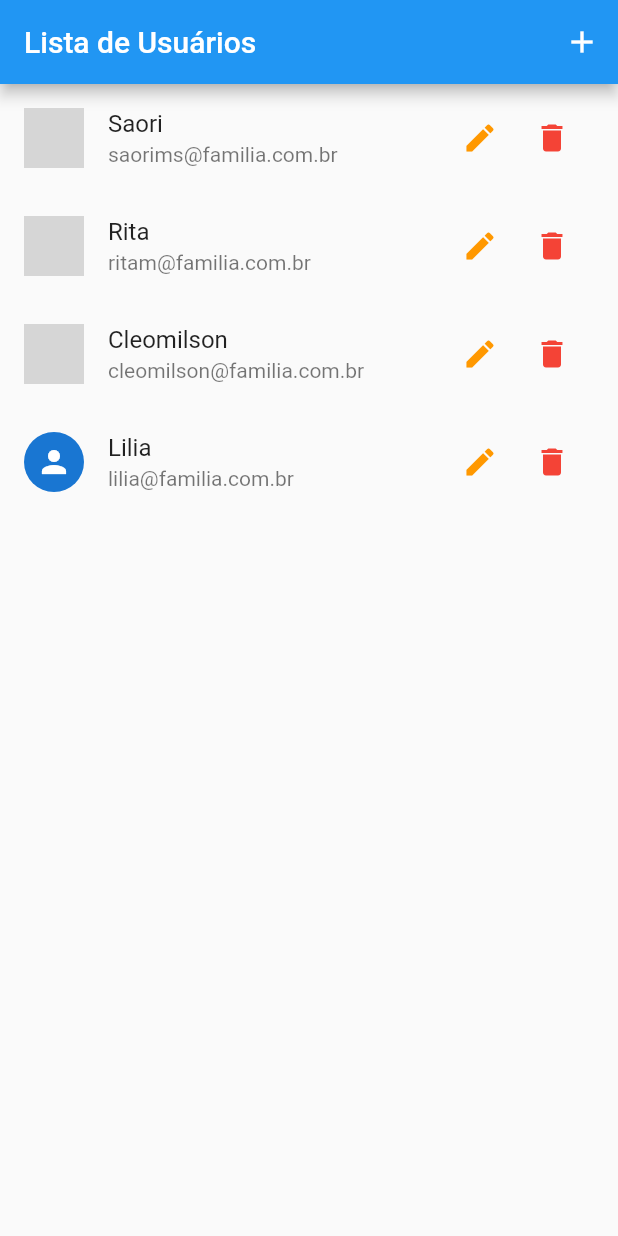
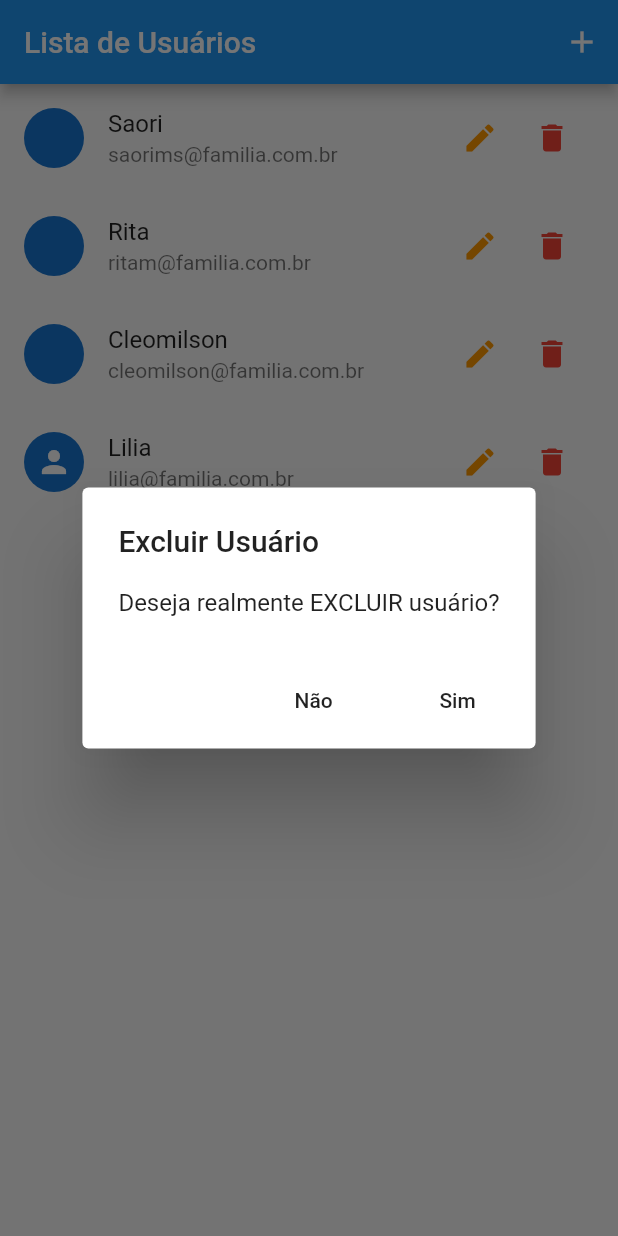
Before and after one commit to CleomilsonSales/Flutter, a Flutter app: the screen it shows after launch, after a tap on the "delete" icon, on a phone screen of 412 x 824 dp. Run offline on Flutter 3.47's test engine with Material 2 defaults, Android fonts, the phone set to English and light mode, and no system bars; network calls fail; grey boxes are pictures that could not be loaded.

Commit message:
fim do desenvolvimento do flutter no curso

```diff
--- a/flutter_crud/lib/components/user_tile.dart
+++ b/flutter_crud/lib/components/user_tile.dart
@@ -1,6 +1,8 @@
 import 'package:flutter/material.dart';
 import 'package:flutter_crud/models/user.dart';
+import 'package:flutter_crud/provider/users.dart';
 import 'package:flutter_crud/routes/app_routes.dart';
+import 'package:provider/provider.dart';
 
 class UserTile extends StatelessWidget {
   final User user;
@@ -33,7 +35,43 @@ class UserTile extends StatelessWidget {
             IconButton(
               icon: Icon(Icons.delete),
               color: Colors.red,
-              onPressed: () {},
+              onPressed: () {
+                showDialog(
+                  context: context,
+                  builder: (ctx) => AlertDialog(
+                    title: Text('Excluir Usuário'),
+                    content: Text('Deseja realmente EXCLUIR usuário?'),
+                    actions: <Widget>[
+                      FlatButton(
+                        child: Text('Não'),
+                        onPressed: () => Navigator.of(context).pop(false),
+                        //no pop posso retornar o que eu quiser
+                        /* forma antiga de chamar o não do popup
+                        onPressed: () {
+                          //pra fechar o popup
+                          Navigator.of(context).pop();
+                        },*/
+                      ),
+                      FlatButton(
+                        child: Text('Sim'),
+                        onPressed: () => Navigator.of(context).pop(true),
+                        /* forma antiga de chamar o remove
+                        onPressed: () {
+                          Provider.of<Users>(context, listen: false)
+                              .remove(user);
+                          Navigator.of(context).pop();
+
+                        },*/
+                      ),
+                    ],
+                  ),
+                  // then nesse caso e outra forma de pegar a resposta do popup
+                ).then((confimed) {
+                  if (confimed) {
+                    Provider.of<Users>(context, listen: false).remove(user);
+                  }
+                });
+              },
             )
           ],
         ),
```
Also changed, not shown: flutter_crud/lib/views/user-form.dart (+15 -3 lines), 1 other file.
